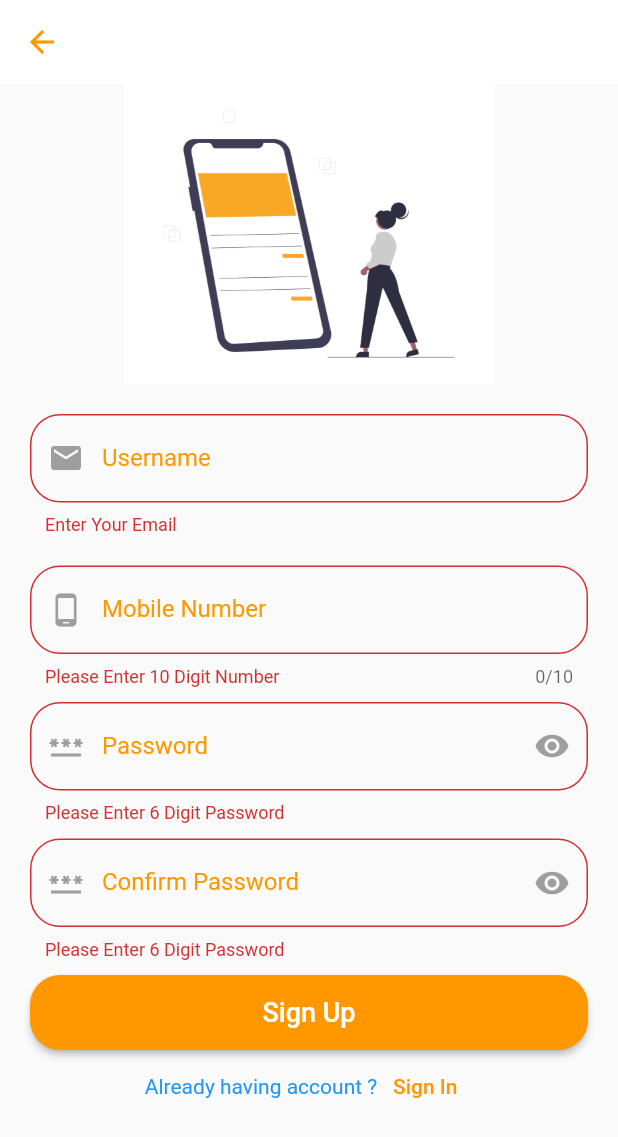
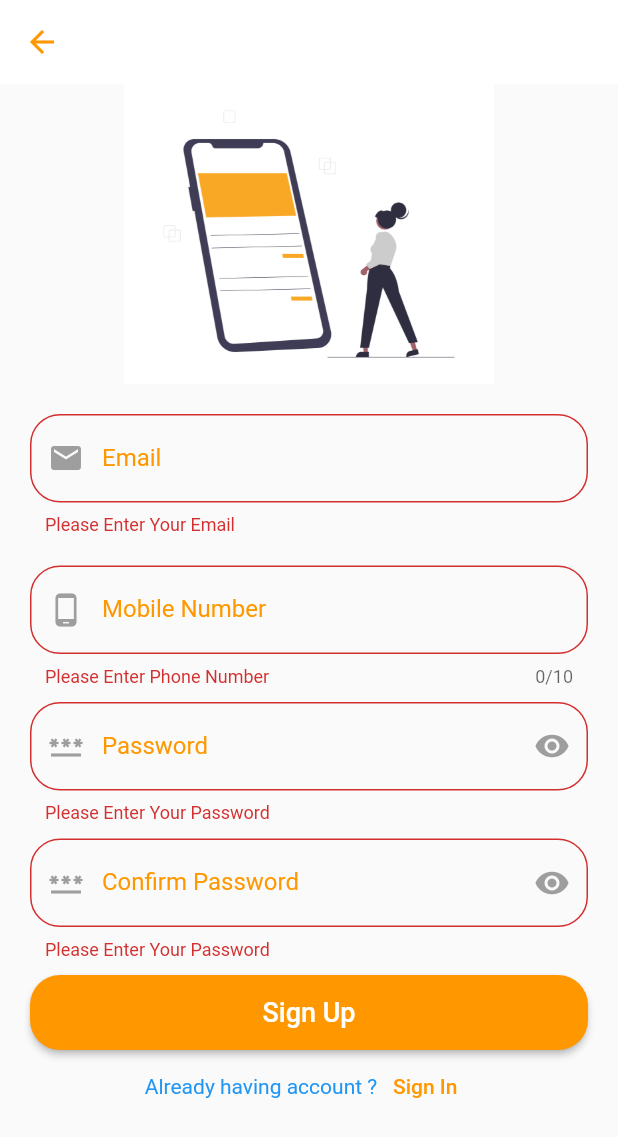
Before and after one commit to ganesanchandru/emailauth, a Flutter app: the AppSignUP screen opened directly, after a tap on "Sign Up", on a phone screen of 412 x 824 dp. Shown: the top 1137 px of the screen. Run offline on Flutter 3.47's test engine with Material 2 defaults, Android fonts, the phone set to English and light mode, and no system bars; our stand-ins replace firebase_auth, firebase_core; accounts and stored records are empty.

Commit message:
initial commit

```diff
--- a/lib/authmanagement/authmanage.dart
+++ b/lib/authmanagement/authmanage.dart
@@ -1,7 +1,7 @@
 import 'package:firebase_auth/firebase_auth.dart';
 
 class AuthManage{
-  Future SignUp(String userEmail , String userPass)async{
-    await FirebaseAuth.instance.createUserWithEmailAndPassword(email: userEmail, password: userPass);
+  Future<UserCredential> signUp(String userEmail , String userPass)async{
+    return await FirebaseAuth.instance.createUserWithEmailAndPassword(email: userEmail, password: userPass);
   }
 }
--- a/lib/screens/forgetpassword.dart
+++ b/lib/screens/forgetpassword.dart
@@ -9,8 +9,8 @@ class AppForgetPassword extends StatefulWidget {
 }
 
 class _AppForgetPasswordState extends State<AppForgetPassword> {
-  final _resetpassKey = GlobalKey<FormState>();
-  final TextEditingController _resetPass = TextEditingController();
+  final _resetPassKey = GlobalKey<FormState>();
+  final TextEditingController _resetPassController = TextEditingController();
   @override
   Widget build(BuildContext context) {
     return Scaffold(
@@ -21,7 +21,7 @@ class _AppForgetPasswordState extends State<AppForgetPassword> {
       ),
       body: SafeArea(
         child: Form(
-          key: _resetpassKey,
+          key: _resetPassKey,
           child: ListView(
             children: [
               SizedBox(
@@ -38,17 +38,20 @@ class _AppForgetPasswordState extends State<AppForgetPassword> {
               Padding(
                 padding: const EdgeInsets.all(20.0),
                 child: TextFormField(
-                  validator: (username) {
-                    if(username!.isEmpty){
+                  validator: (userEmail) {
+                    if(userEmail!.isEmpty){
                       return'Enter Your Email';
+                    }else if(!RegExp(r"^[a-zA-Z0-9.a-zA-Z0-9!#$%&'*+-/=?^_`{|}~]+@[a-zA-Z0-9]+\.[a-zA-Z]+")
+                        .hasMatch(userEmail)) {
+                      return "It's Not a vaild Email";
                     }
                     return null;
                   },
-                  controller: _resetPass,
+                  controller: _resetPassController,
                   decoration: InputDecoration(
                     prefixIcon: const Icon(Icons.mail,color: Colors.grey,),
-                    hintText: 'Username',
-                    labelText: 'Username',
+                    hintText: 'Email',
+                    labelText: 'Enter Your Email',
                     labelStyle: const TextStyle(color: Colors.orange),
                     contentPadding: const EdgeInsets.symmetric(vertical: 20,horizontal: 10),
                     enabledBorder: OutlineInputBorder(
@@ -78,9 +81,9 @@ class _AppForgetPasswordState extends State<AppForgetPassword> {
                       ),
                     ),
                     onPressed: () {
-                      if(_resetpassKey.currentState!.validate()){
+                      if(_resetPassKey.currentState!.validate()){
                         FirebaseAuth.instance
-                            .sendPasswordResetEmail(email: _resetPass.text)
+                            .sendPasswordResetEmail(email: _resetPassController.text)
                             .then((value) => Navigator.of(context).pop());
                       }
                     },
--- a/lib/screens/signin.dart
+++ b/lib/screens/signin.dart
@@ -15,8 +15,8 @@ class AppSignINScreen extends StatefulWidget {
 class _AppSignINScreenState extends State<AppSignINScreen> {
   bool _textVisible = true;
   final _sinInFormKey = GlobalKey<FormState>();
-  TextEditingController _userName = TextEditingController();
-  TextEditingController _userPass = TextEditingController();
+  TextEditingController _userEmailController = TextEditingController();
+  TextEditingController _userPassController = TextEditingController();
   @override
   Widget build(BuildContext context) {
     return Scaffold(
@@ -40,22 +40,22 @@ class _AppSignINScreenState extends State<AppSignINScreen> {
               Padding(
                 padding: const EdgeInsets.all(20.0),
                 child: TextFormField(
-                  validator: (username) {
-                    if(username!.isEmpty){
+                  validator: (userEmail) {
+                    if(userEmail!.isEmpty){
                       return'Enter Your Email';
-                    }else if(!RegExp(r"^[a-zA-Z0-9.a-zA-Z0-9.!#$%&'*+-/=?^_`{|}~]+@[a-zA-Z0-9]+\.[a-zA-Z]+")
-                        .hasMatch(username)) {
+                    }else if(!RegExp(r"^[a-zA-Z0-9.a-zA-Z0-9!#$%&'*+-/=?^_`{|}~]+@[a-zA-Z0-9]+\.[a-zA-Z]+")
+                        .hasMatch(userEmail)) {
                       return "It's Not a vaild Email";
                     }
                     return null;
                   },
-                  controller: _userName,
+                  controller: _userEmailController,
                   cursorColor: Colors.orange,
                   decoration: InputDecoration(
                     border: OutlineInputBorder(
                       borderRadius: BorderRadius.circular(20.0),
                     ),
-                    labelText: "Username",
+                    labelText: "Email",
                     labelStyle: TextStyle(color: Colors.orange),
                     hintText: "Enter your Email Address",
                     prefixIcon: Icon(Icons.person,
@@ -85,7 +85,7 @@ class _AppSignINScreenState extends State<AppSignINScreen> {
                     }
                     return null;
                   },
-                  controller: _userPass,
+                  controller: _userPassController,
                   obscureText: _textVisible,
                   cursorColor: Colors.orange,
                   decoration: InputDecoration(
@@ -132,7 +132,7 @@ class _AppSignINScreenState extends State<AppSignINScreen> {
                   ),
                     onPressed: () {
                     if(_sinInFormKey.currentState!.validate()){
-                      FirebaseAuth.instance.signInWithEmailAndPassword(email: _userName.text, password: _userPass.text)
+                      FirebaseAuth.instance.signInWithEmailAndPassword(email: _userEmailController.text, password: _userPassController.text)
                           .then((value) {
                         Navigator.push(
                           context,
--- a/lib/screens/signup.dart
+++ b/lib/screens/signup.dart
@@ -14,10 +14,10 @@ class AppSignUP extends StatefulWidget {
 class _AppSignUPState extends State<AppSignUP> {
   bool _textVisible = true;
   final _sinUpFormKey = GlobalKey<FormState>();
-  final TextEditingController _userName = TextEditingController();
-  final TextEditingController _userMobile = TextEditingController();
-  final TextEditingController _userPass = TextEditingController();
-  final TextEditingController _userConfirm = TextEditingController();
+  final TextEditingController _userEmailController = TextEditingController();
+  final TextEditingController _userMobileController = TextEditingController();
+  final TextEditingController _userPassController = TextEditingController();
+  final TextEditingController _userConfirmController = TextEditingController();
   @override
   Widget build(BuildContext context) {
     return Scaffold(
@@ -38,17 +38,20 @@ class _AppSignUPState extends State<AppSignUP> {
               Padding(
                 padding: const EdgeInsets.all(20.0),
                 child: TextFormField(
-                  validator: (username) {
-                    if(username!.isEmpty){
-                      return'Enter Your Email';
+                  validator: (userEmail) {
+                    if(userEmail!.isEmpty){
+                      return'Please Enter Your Email';
+                    }else if(!RegExp(r"^[a-zA-Z0-9.a-zA-Z0-9!#$%&'*+-/=?^_`{|}~]+@[a-zA-Z0-9]+\.[a-zA-Z]+")
+                        .hasMatch(userEmail)) {
+                      return "It's Not a vaild Email";
                     }
                     return null;
                   },
-                  controller: _userName,
+                  controller: _userEmailController,
                   decoration: InputDecoration(
                     prefixIcon: const Icon(Icons.mail,color: Colors.grey,),
-                    hintText: 'Username',
-                    labelText: 'Username',
+                    hintText: 'Email',
+                    labelText: 'Email',
                     labelStyle: const TextStyle(color: Colors.orange),
                     contentPadding: const EdgeInsets.symmetric(vertical: 20,horizontal: 10),
                     enabledBorder: OutlineInputBorder(
@@ -75,11 +78,13 @@ class _AppSignUPState extends State<AppSignUP> {
                   maxLength: 10,
                   validator: (userMob) {
                     if(userMob!.isEmpty){
+                      return'Please Enter Phone Number';
+                    } else if(userMob.length < 10){
                       return'Please Enter 10 Digit Number';
                     }
                     return null;
                   },
-                  controller: _userMobile,
+                  controller: _userMobileController,
                   decoration: InputDecoration(
                     prefixIcon: const Icon(Icons.phone_android,color: Colors.grey,),
                     hintText: 'Moile Number',
@@ -109,11 +114,13 @@ class _AppSignUPState extends State<AppSignUP> {
                   // maxLength: 6,
                   validator: (userpass) {
                     if(userpass!.isEmpty){
-                      return'Please Enter 6 Digit Password';
+                      return'Please Enter Your Password';
+                    }else if(userpass.length < 6){
+                      return 'Password is minimum 6 character';
                     }
                     return null;
                   },
-                  controller: _userPass,
+                  controller: _userPassController,
                   decoration: InputDecoration(
                     prefixIcon: const Icon(Icons.password,color: Colors.grey,),
                     suffixIcon: IconButton(onPressed: () {
@@ -146,13 +153,15 @@ class _AppSignUPState extends State<AppSignUP> {
                   obscureText: _textVisible,
                   keyboardType: TextInputType.text,
                   // maxLength: 6,
-                  validator: (userpass) {
-                    if(userpass!.isEmpty ){
-                      return'Please Enter 6 Digit Password';
+                  validator: (comfirmpass) {
+                    if(comfirmpass!.isEmpty ){
+                      return'Please Enter Your Password';
+                    }else if(comfirmpass != _userPassController.text.trim()){
+                      return 'Wrong Password';
                     }
-                    return null;
+                      return null;
                   },
-                  controller: _userConfirm,
+                  controller: _userConfirmController,
                   decoration: InputDecoration(
                     prefixIcon: const Icon(Icons.password,color: Colors.grey,),
                     suffixIcon: IconButton(onPressed: () {
@@ -193,12 +202,15 @@ class _AppSignUPState extends State<AppSignUP> {
                     ),
                     onPressed: () {
                       if(_sinUpFormKey.currentState!.validate()){
-                        AuthManage().SignUp(_userName.text.trim(), _userPass.text.trim());
+                        AuthManage().signUp(_userEmailController.text.trim(), _userPassController.text.trim()).then((value) => {
+                        Navigator.push(
+                        context,
+                        MaterialPageRoute(builder: (context) => const HomePage()),
+                        ),
+                        }).catchError((error) {
+                          print(error);
+                        });
                         print('Validated');
-                        Navigator.push(
-                          context,
-                          MaterialPageRoute(builder: (context) => const HomePage()),
-                        );
                       }else{
                         print('Not validated');
                       }
```
